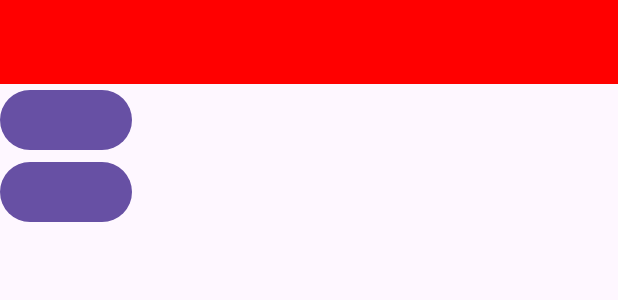
After one commit to krunal213/netflix_clone, an Android app: the layout activity_test.xml on its own in the app's theme, with its tools: preview values and no code run, on a phone screen of 412 x 824 dp. The commit adds this screen. Shown: the top 300 px of the screen. Run offline under Robolectric (Android 15) with nearby library versions, the phone set to English and light mode, and no system bars.

Commit message:
Second Commit

```diff
--- a/app/src/main/AndroidManifest.xml
+++ b/app/src/main/AndroidManifest.xml
@@ -13,7 +13,7 @@
         android:theme="@style/Theme.NetflixClone"
         tools:targetApi="31">
         <activity
-            android:name=".MainActivity"
+            android:name=".TestActivity"
             android:exported="true">
             <intent-filter>
                 <action android:name="android.intent.action.MAIN" />
--- /dev/null
+++ b/app/src/main/res/layout/activity_test.xml
@@ -0,0 +1,24 @@
+<?xml version="1.0" encoding="utf-8"?>
+<LinearLayout xmlns:android="http://schemas.android.com/apk/res/android"
+    android:layout_width="match_parent"
+    android:layout_height="match_parent"
+    xmlns:app="http://schemas.android.com/apk/res-auto"
+    android:orientation="vertical">
+
+    <TextView
+        android:id="@+id/textView"
+        android:layout_width="match_parent"
+        android:layout_height="56dp"
+        android:background="#ff0000" />
+
+    <Button
+        android:id="@+id/buttonPositive"
+        android:layout_width="wrap_content"
+        android:layout_height="wrap_content"/>
+
+    <Button
+        android:id="@+id/buttonNegative"
+        android:layout_width="wrap_content"
+        android:layout_height="wrap_content"/>
+
+</LinearLayout>
```
Also changed, not shown: app/src/main/java/com/learning/netflixclone/CollapsingView.kt (added, +65 -0 lines), app/src/main/java/com/learning/netflixclone/MainActivity.kt (+18 -12 lines), app/src/main/java/com/learning/netflixclone/TestActivity.kt (added, +33 -0 lines), app/src/main/res/layout/activity_main.xml (+49 -28 lines), app/src/main/res/drawable/main_after.jpg (added).
